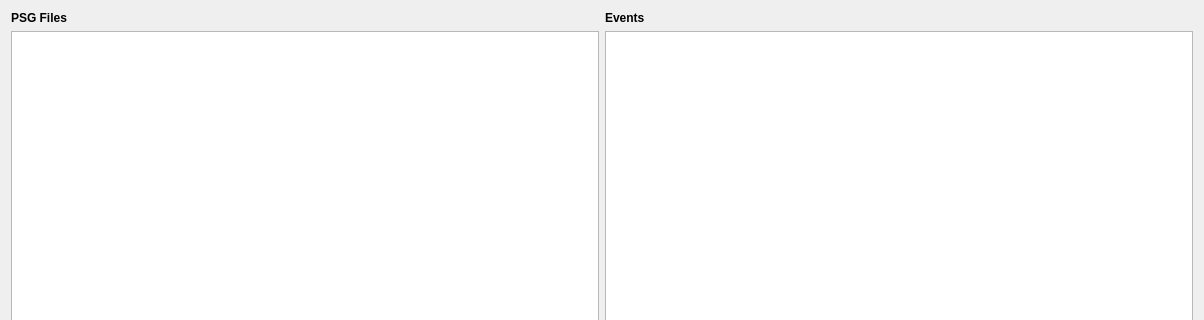
Before: the Qt Designer form tools/CEAMSTools/ConvertEDFbrowser/GroupDefinition/Ui_GroupDefinition.ui in SnoozToolbox/snooz-package-ceams, drawn with Qt 5; both pictures show x 0 to 1204 and y 0 to 320 of the 1204 by 469 pixel window.
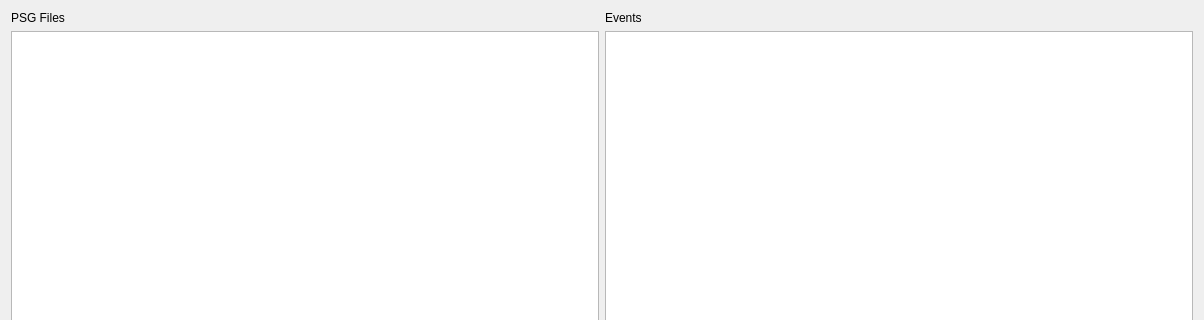
After: the same form once the commit is applied.

Commit message: Font step 4: forms without fonts of their own, look kept

Diff of the .ui file:
```diff
--- a/tools/CEAMSTools/ConvertEDFbrowser/GroupDefinition/Ui_GroupDefinition.ui
+++ b/tools/CEAMSTools/ConvertEDFbrowser/GroupDefinition/Ui_GroupDefinition.ui
@@ -17,12 +17,6 @@
     <layout class="QVBoxLayout" name="verticalLayout">
      <item>
       <widget class="QLabel" name="label">
-       <property name="font">
-        <font>
-         <weight>75</weight>
-         <bold>true</bold>
-        </font>
-       </property>
        <property name="text">
         <string>PSG Files</string>
        </property>
@@ -37,12 +31,6 @@
     <layout class="QVBoxLayout" name="verticalLayout_2">
      <item>
       <widget class="QLabel" name="label_2">
-       <property name="font">
-        <font>
-         <weight>75</weight>
-         <bold>true</bold>
-        </font>
-       </property>
        <property name="text">
         <string>Events</string>
        </property>
@@ -82,7 +70,7 @@
     </layout>
    </item>
   </layout>
- <property name="styleSheet"><string>font: 12pt "Roboto";</string></property></widget>
+ </widget>
  <resources><include location="../../../../../snooz-toolbox/src/main/python/ui/themes/themes.qrc" /></resources>
  <connections>
   <connection>
```
The commit also changes 427 other files.
